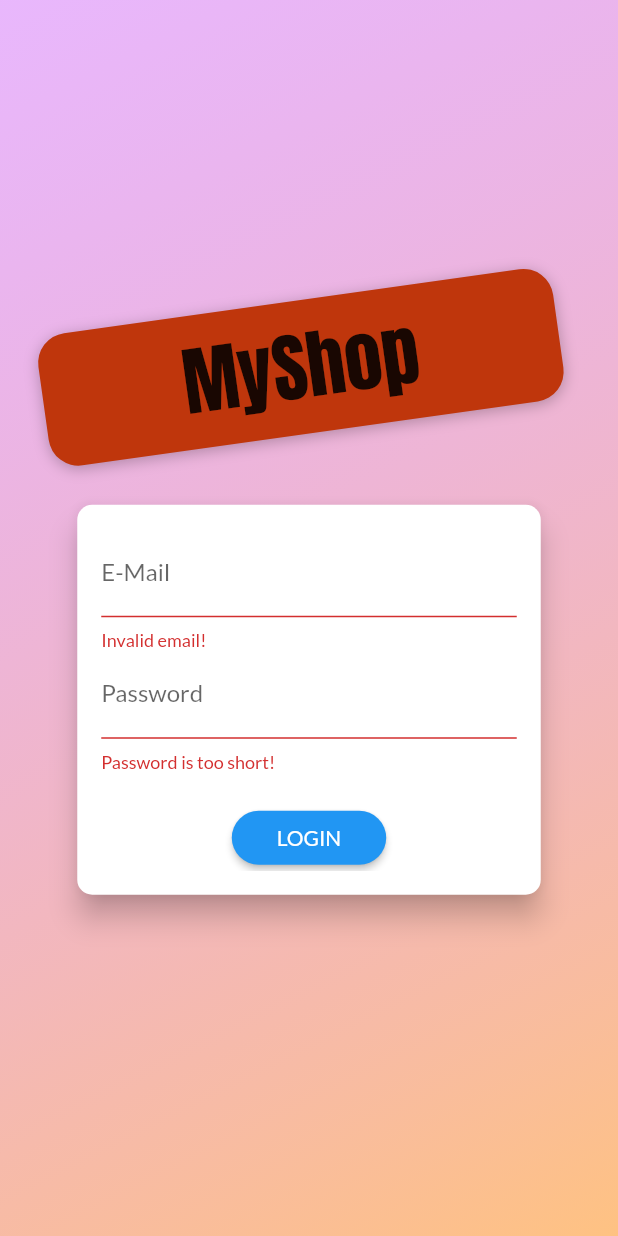
After one commit to happy2508/shop-app, a Flutter app: the AuthScreen screen opened directly, after a tap on "LOGIN", on a phone screen of 412 x 824 dp. The commit adds this screen. Run offline on Flutter 3.47's test engine with Material 2 defaults, Android fonts, the phone set to English and light mode, and no system bars; network calls fail.

Commit message:
daily commit

```diff
--- /dev/null
+++ b/lib/models/http_exception.dart
@@ -0,0 +1,11 @@
+class HttpException implements Exception {
+  final String message;
+
+  HttpException(this.message);
+
+  @override
+  String toString() {
+    return message;
+    //return super.toString();
+  }
+}
--- a/lib/providers/products.dart
+++ b/lib/providers/products.dart
@@ -1,41 +1,44 @@
+import 'dart:convert';
+
 import 'package:flutter/cupertino.dart';
-
+import 'package:http/http.dart' as http;
+import '../models/http_exception.dart';
 import 'product.dart';
 
 class Products with ChangeNotifier {
   List<Product> _items = [
-    Product(
-      id: 'p1',
-      title: 'Red Shirt',
-      description: 'A red shirt - it is pretty red!',
-      price: 29.99,
-      imageUrl:
-          'https://cdn.pixabay.com/photo/2016/10/02/22/17/red-t-shirt-1710578_1280.jpg',
-    ),
-    Product(
-      id: 'p2',
-      title: 'Trousers',
-      description: 'A nice pair of trousers.',
-      price: 59.99,
-      imageUrl:
-          'https://upload.wikimedia.org/wikipedia/commons/thumb/e/e8/Trousers%2C_dress_%28AM_1960.022-8%29.jpg/512px-Trousers%2C_dress_%28AM_1960.022-8%29.jpg',
-    ),
-    Product(
-      id: 'p3',
-      title: 'Yellow Scarf',
-      description: 'Warm and cozy - exactly what you need for the winter.',
-      price: 19.99,
-      imageUrl:
-          'https://live.staticflickr.com/4043/4438260868_cc79b3369d_z.jpg',
-    ),
-    Product(
-      id: 'p4',
-      title: 'A Pan',
-      description: 'Prepare any meal you want.',
-      price: 49.99,
-      imageUrl:
-          'https://upload.wikimedia.org/wikipedia/commons/thumb/1/14/Cast-Iron-Pan.jpg/1024px-Cast-Iron-Pan.jpg',
-    ),
+    //Product(
+    //id: 'p1',
+    //title: 'Red Shirt',
+    //description: 'A red shirt - it is pretty red!',
+    //price: 29.99,
+    //imageUrl:
+    //'https://cdn.pixabay.com/photo/2016/10/02/22/17/red-t-shirt-1710578_1280.jpg',
+    //),
+    //Product(
+    //id: 'p2',
+    //title: 'Trousers',
+    //description: 'A nice pair of trousers.',
+    //price: 59.99,
+    //imageUrl:
+    //'https://upload.wikimedia.org/wikipedia/commons/thumb/e/e8/Trousers%2C_dress_%28AM_1960.022-8%29.jpg/512px-Trousers%2C_dress_%28AM_1960.022-8%29.jpg',
+    //  ),
+    //Product(
+    //id: 'p3',
+    //title: 'Yellow Scarf',
+    //description: 'Warm and cozy - exactly what you need for the winter.',
+    //price: 19.99,
+    // imageUrl:
+    //    'https://live.staticflickr.com/4043/4438260868_cc79b3369d_z.jpg',
+    //),
+    // Product(
+    //id: 'p4',
+    //title: 'A Pan',
+    //description: 'Prepare any meal you want.',
+    // price: 49.99,
+    // imageUrl:
+    //     'https://upload.wikimedia.org/wikipedia/commons/thumb/1/14/Cast-Iron-Pan.jpg/1024px-Cast-Iron-Pan.jpg',
+    //),
   ];
 
   // var _showFavoritesOnly = false;
@@ -65,20 +68,72 @@ class Products with ChangeNotifier {
   // notifyListeners();
   //}
 
-  void addProduct(Product product) {
+  Future<void> fetchAndSetProducts() async {
+    Uri url = Uri.parse(
+        'https://flutter-project-dde85-default-rtdb.firebaseio.com/product.json');
+    try {
+      final response = await http.get(url);
+      final extractedData = json.decode(response.body) as Map<String, dynamic>;
+      if (extractedData == null) {
+        return;
+      }
+      final List<Product> loadedProducts = [];
+
+      extractedData.forEach((prodId, prodData) {
+        loadedProducts.add(Product(
+            id: prodId,
+            title: prodData['title'],
+            description: prodData['description'],
+            price: prodData['price'],
+            isFavorite: prodData['isFavorite'],
+            imageUrl: prodData['imageUrl']));
+      });
+      _items = loadedProducts;
+      notifyListeners();
+    } catch (error) {
+      throw (error);
+    }
+  }
+
+  Future<void> addProduct(Product product) async {
+    Uri url = Uri.parse(
+        'https://flutter-project-dde85-default-rtdb.firebaseio.com/product.json');
+    try {
+      final response = await http.post(url,
+          body: json.encode(
+            {
+              'title': product.title,
+              'description': product.description,
+              'imageUrl': product.imageUrl,
+              'price': product.price,
+              'isFavorite': product.isFavorite,
+            },
+          ));
       final newProduct = Product(
         title: product.title,
         description: product.description,
         price: product.price,
         imageUrl: product.imageUrl,
-      id: DateTime.now().toString(),
+        id: json.decode(response.body)['name'],
       );
       _items.add(newProduct);
       //_items.insert(0, newProduct);
       notifyListeners();
+    } catch (error) {
+      throw error;
+    }
   }
 
-  void updateProduct(String id, Product newProduct) {
+  Future<void> updateProduct(String id, Product newProduct) async {
+    final Uri url = Uri.parse(
+        'https://flutter-project-dde85-default-rtdb.firebaseio.com/product/$id.json');
+    await http.patch(url,
+        body: json.encode({
+          'title': newProduct.title,
+          'description': newProduct.description,
+          'imageUrl': newProduct.imageUrl,
+          'price': newProduct.price,
+        }));
     final prodIndex = _items.indexWhere((prod) => prod.id == id);
     if (prodIndex >= 0) {
       _items[prodIndex] = newProduct;
@@ -88,8 +143,21 @@ class Products with ChangeNotifier {
     }
   }
 
-  void deleteProduct(String id) {
-    _items.removeWhere((prod) => prod.id == id);
+  Future<void> deleteProduct(String id) async {
+    final Uri url = Uri.parse(
+        'https://flutter-project-dde85-default-rtdb.firebaseio.com/product/$id.json');
+    final existingProductIndex = _items.indexWhere((prod) => prod.id == id);
+    Product? existingProduct = _items[existingProductIndex];
+    _items.removeAt(existingProductIndex);
     notifyListeners();
+
+    final response = await http.delete(url);
+
+    if (response.statusCode >= 400) {
+      _items.insert(existingProductIndex, existingProduct);
+      notifyListeners();
+      throw HttpException('Could not delete product');
+    }
+    existingProduct = null;
   }
 }
--- /dev/null
+++ b/lib/screens/auth_screen.dart
@@ -0,0 +1,226 @@
+import 'dart:math';
+
+import 'package:flutter/material.dart';
+
+enum AuthMode { Signup, Login }
+
+class AuthScreen extends StatelessWidget {
+  static const routeName = '/auth';
+
+  @override
+  Widget build(BuildContext context) {
+    final deviceSize = MediaQuery.of(context).size;
+    // final transformConfig = Matrix4.rotationZ(-8 * pi / 180);
+    // transformConfig.translate(-10.0);
+    return Scaffold(
+      // resizeToAvoidBottomInset: false,
+      body: Stack(
+        children: <Widget>[
+          Container(
+            decoration: BoxDecoration(
+              gradient: LinearGradient(
+                colors: [
+                  Color.fromRGBO(215, 117, 255, 1).withOpacity(0.5),
+                  Color.fromRGBO(255, 188, 117, 1).withOpacity(0.9),
+                ],
+                begin: Alignment.topLeft,
+                end: Alignment.bottomRight,
+                stops: [0, 1],
+              ),
+            ),
+          ),
+          SingleChildScrollView(
+            child: Container(
+              height: deviceSize.height,
+              width: deviceSize.width,
+              child: Column(
+                mainAxisAlignment: MainAxisAlignment.center,
+                crossAxisAlignment: CrossAxisAlignment.center,
+                children: <Widget>[
+                  Flexible(
+                    child: Container(
+                      margin: EdgeInsets.only(bottom: 20.0),
+                      padding:
+                          EdgeInsets.symmetric(vertical: 8.0, horizontal: 94.0),
+                      transform: Matrix4.rotationZ(-8 * pi / 180)
+                        ..translate(-10.0),
+                      // ..translate(-10.0),
+                      decoration: BoxDecoration(
+                        borderRadius: BorderRadius.circular(20),
+                        color: Colors.deepOrange.shade900,
+                        boxShadow: [
+                          BoxShadow(
+                            blurRadius: 8,
+                            color: Colors.black26,
+                            offset: Offset(0, 2),
+                          )
+                        ],
+                      ),
+                      child: Text(
+                        'MyShop',
+                        style: TextStyle(
+                          color: Theme.of(context).accentTextTheme.title.color,
+                          fontSize: 50,
+                          fontFamily: 'Anton',
+                          fontWeight: FontWeight.normal,
+                        ),
+                      ),
+                    ),
+                  ),
+                  Flexible(
+                    flex: deviceSize.width > 600 ? 2 : 1,
+                    child: AuthCard(),
+                  ),
+                ],
+              ),
+            ),
+          ),
+        ],
+      ),
+    );
+  }
+}
+
+class AuthCard extends StatefulWidget {
+  const AuthCard({
+    Key key,
+  }) : super(key: key);
+
+  @override
+  _AuthCardState createState() => _AuthCardState();
+}
+
+class _AuthCardState extends State<AuthCard> {
+  final GlobalKey<FormState> _formKey = GlobalKey();
+  AuthMode _authMode = AuthMode.Login;
+  Map<String, String> _authData = {
+    'email': '',
+    'password': '',
+  };
+  var _isLoading = false;
+  final _passwordController = TextEditingController();
+
+  void _submit() {
+    if (!_formKey.currentState.validate()) {
+      // Invalid!
+      return;
+    }
+    _formKey.currentState.save();
+    setState(() {
+      _isLoading = true;
+    });
+    if (_authMode == AuthMode.Login) {
+      // Log user in
+    } else {
+      // Sign user up
+    }
+    setState(() {
+      _isLoading = false;
+    });
+  }
+
+  void _switchAuthMode() {
+    if (_authMode == AuthMode.Login) {
+      setState(() {
+        _authMode = AuthMode.Signup;
+      });
+    } else {
+      setState(() {
+        _authMode = AuthMode.Login;
+      });
+    }
+  }
+
+  @override
+  Widget build(BuildContext context) {
+    final deviceSize = MediaQuery.of(context).size;
+    return Card(
+      shape: RoundedRectangleBorder(
+        borderRadius: BorderRadius.circular(10.0),
+      ),
+      elevation: 8.0,
+      child: Container(
+        height: _authMode == AuthMode.Signup ? 320 : 260,
+        constraints:
+            BoxConstraints(minHeight: _authMode == AuthMode.Signup ? 320 : 260),
+        width: deviceSize.width * 0.75,
+        padding: EdgeInsets.all(16.0),
+        child: Form(
+          key: _formKey,
+          child: SingleChildScrollView(
+            child: Column(
+              children: <Widget>[
+                TextFormField(
+                  decoration: InputDecoration(labelText: 'E-Mail'),
+                  keyboardType: TextInputType.emailAddress,
+                  validator: (value) {
+                    if (value.isEmpty || !value.contains('@')) {
+                      return 'Invalid email!';
+                    }
+                    return null;
+                    return null;
+                  },
+                  onSaved: (value) {
+                    _authData['email'] = value;
+                  },
+                ),
+                TextFormField(
+                  decoration: InputDecoration(labelText: 'Password'),
+                  obscureText: true,
+                  controller: _passwordController,
+                  validator: (value) {
+                    if (value.isEmpty || value.length < 5) {
+                      return 'Password is too short!';
+                    }
+                  },
+                  onSaved: (value) {
+                    _authData['password'] = value;
+                  },
+                ),
+                if (_authMode == AuthMode.Signup)
+                  TextFormField(
+                    enabled: _authMode == AuthMode.Signup,
+                    decoration: InputDecoration(labelText: 'Confirm Password'),
+                    obscureText: true,
+                    validator: _authMode == AuthMode.Signup
+                        ? (value) {
+                            if (value != _passwordController.text) {
+                              return 'Passwords do not match!';
+                            }
+                          }
+                        : null,
+                  ),
+                SizedBox(
+                  height: 20,
+                ),
+                if (_isLoading)
+                  CircularProgressIndicator()
+                else
+                  RaisedButton(
+                    child:
+                        Text(_authMode == AuthMode.Login ? 'LOGIN' : 'SIGN UP'),
+                    onPressed: _submit,
+                    shape: RoundedRectangleBorder(
+                      borderRadius: BorderRadius.circular(30),
+                    ),
+                    padding:
+                        EdgeInsets.symmetric(horizontal: 30.0, vertical: 8.0),
+                    color: Theme.of(context).primaryColor,
+                    textColor: Theme.of(context).primaryTextTheme.button.color,
+                  ),
+                FlatButton(
+                  child: Text(
+                      '${_authMode == AuthMode.Login ? 'SIGNUP' : 'LOGIN'} INSTEAD'),
+                  onPressed: _switchAuthMode,
+                  padding: EdgeInsets.symmetric(horizontal: 30.0, vertical: 4),
+                  materialTapTargetSize: MaterialTapTargetSize.shrinkWrap,
+                  textColor: Theme.of(context).primaryColor,
+                ),
+              ],
+            ),
+          ),
+        ),
+      ),
+    );
+  }
+}
--- a/pubspec.yaml
+++ b/pubspec.yaml
@@ -38,6 +38,7 @@ dependencies:
   cupertino_icons: ^1.0.2
   provider: ^6.0.5
   intl: ^0.18.0
+  http: ^0.13.5
 
 dev_dependencies:
   flutter_test:
```
Also changed, not shown: lib/providers/orders.dart (+59 -2 lines), lib/providers/product.dart (+24 -2 lines), lib/screens/cart_screen.dart (+38 -10 lines), lib/screens/edit_product_screen.dart (+45 -6 lines), lib/screens/orders_screen.dart (+19 -2 lines), lib/screens/products_overview_screens.dart (+33 -1 lines), lib/screens/user_product_screen.dart (+10 -1 lines), lib/widgets/user_product_item.dart (+13 -2 lines), lib/providers/auth.dart (added), pubspec.lock. Lines whose indentation alone changed are shown as unchanged.
